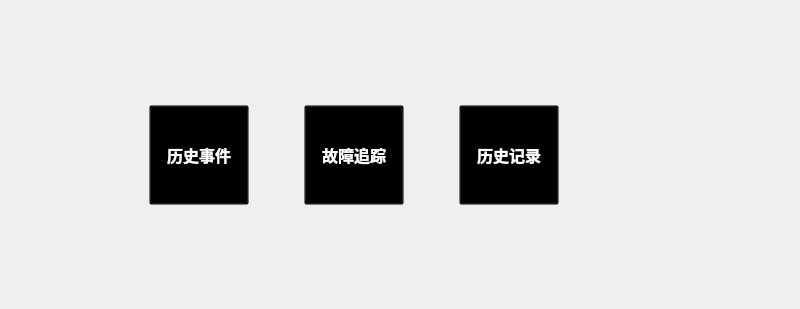
First picture: the form in historyinfo.ui, repository ives560/InverterController, before the edit.
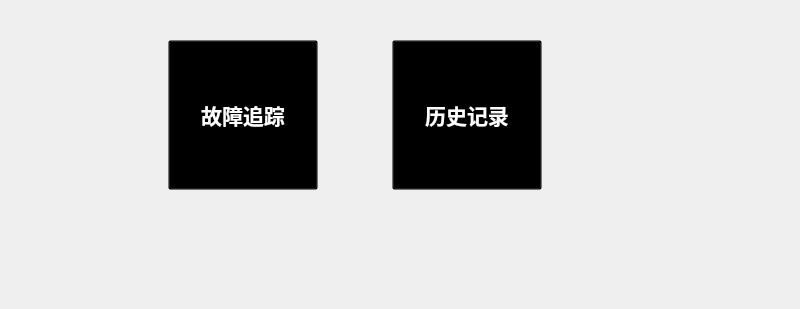
Second picture: the form after the edit. Icons and pictures are not drawn.

```diff
--- a/historyinfo.ui
+++ b/historyinfo.ui
@@ -17,59 +17,23 @@
    <property name="geometry">
     <rect>
      <x>100</x>
-     <y>70</y>
+     <y>30</y>
      <width>511</width>
      <height>171</height>
     </rect>
    </property>
    <layout class="QHBoxLayout" name="horizontalLayout">
-    <item>
-     <widget class="QToolButton" name="event">
-      <property name="minimumSize">
-       <size>
-        <width>100</width>
-        <height>100</height>
-       </size>
-      </property>
-      <property name="font">
-       <font>
-        <pointsize>12</pointsize>
-        <weight>75</weight>
-        <bold>true</bold>
-       </font>
-      </property>
-      <property name="styleSheet">
-       <string notr="true">background:transparent;color:white;</string>
-      </property>
-      <property name="text">
-       <string>历史事件</string>
-      </property>
-      <property name="icon">
-       <iconset resource="InverterController.qrc">
-        <normaloff>:/images/hostorybig.png</normaloff>:/images/hostorybig.png</iconset>
-      </property>
-      <property name="iconSize">
-       <size>
-        <width>60</width>
-        <height>60</height>
-       </size>
-      </property>
-      <property name="toolButtonStyle">
-       <enum>Qt::ToolButtonTextUnderIcon</enum>
-      </property>
-     </widget>
-    </item>
     <item>
      <widget class="QToolButton" name="fault">
       <property name="minimumSize">
        <size>
-        <width>100</width>
-        <height>100</height>
+        <width>150</width>
+        <height>150</height>
        </size>
       </property>
       <property name="font">
        <font>
-        <pointsize>12</pointsize>
+        <pointsize>16</pointsize>
         <weight>75</weight>
         <bold>true</bold>
        </font>
@@ -86,8 +50,8 @@
       </property>
       <property name="iconSize">
        <size>
-        <width>60</width>
-        <height>60</height>
+        <width>100</width>
+        <height>100</height>
        </size>
       </property>
       <property name="toolButtonStyle">
@@ -99,13 +63,13 @@
      <widget class="QToolButton" name="record">
       <property name="minimumSize">
        <size>
-        <width>100</width>
-        <height>100</height>
+        <width>150</width>
+        <height>150</height>
        </size>
       </property>
       <property name="font">
        <font>
-        <pointsize>12</pointsize>
+        <pointsize>16</pointsize>
         <weight>75</weight>
         <bold>true</bold>
        </font>
@@ -122,8 +86,8 @@
       </property>
       <property name="iconSize">
        <size>
-        <width>60</width>
-        <height>60</height>
+        <width>100</width>
+        <height>100</height>
        </size>
       </property>
       <property name="toolButtonStyle">
```
